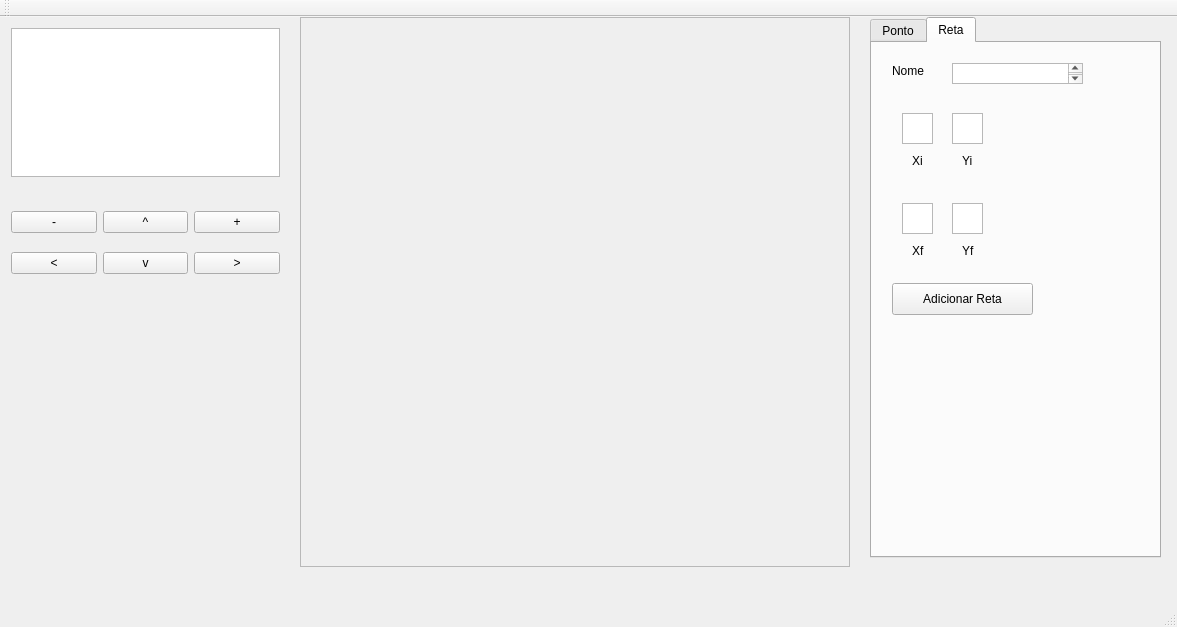
The window that mainWindow.ui (joaozeni/Trab1_CG_ClaudioJoao) describes before a commit, drawn with Qt 5.
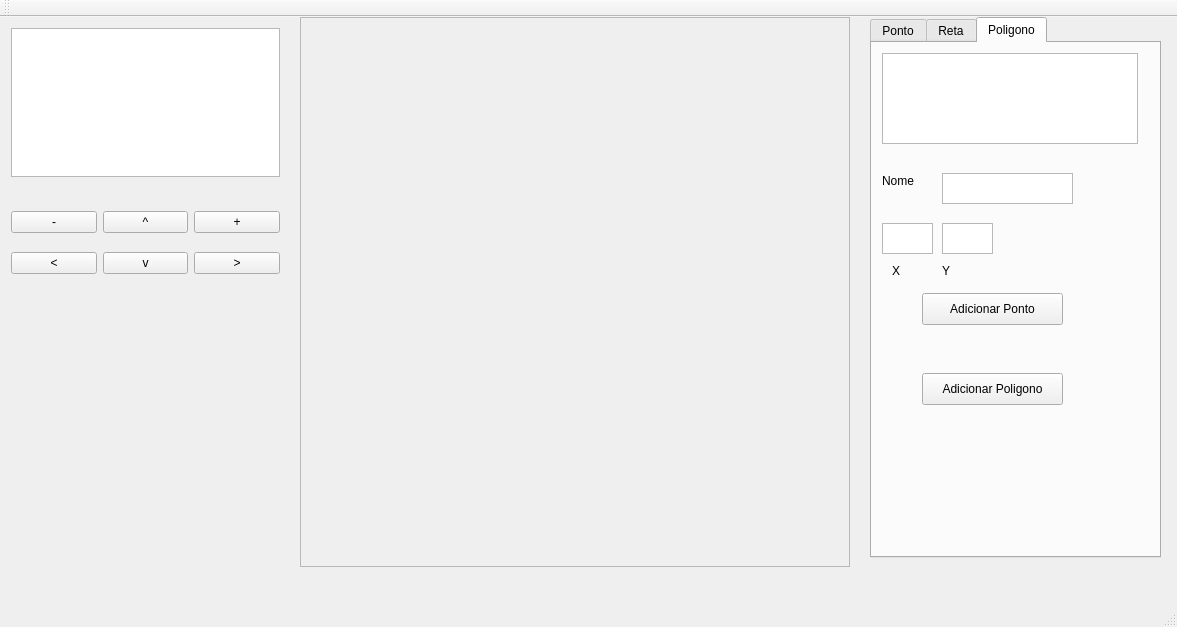
The same window after the commit. Custom widgets are drawn as their Qt base class.

The edit to the form file:
```diff
--- a/mainWindow.ui
+++ b/mainWindow.ui
@@ -119,7 +119,7 @@
      </rect>
     </property>
     <property name="currentIndex">
-     <number>1</number>
+     <number>2</number>
     </property>
     <widget class="QWidget" name="Ponto">
      <attribute name="title">
@@ -231,16 +231,16 @@
         <x>80</x>
         <y>20</y>
         <width>131</width>
-        <height>21</height>
+        <height>31</height>
        </rect>
       </property>
      </widget>
      <widget class="QPlainTextEdit" name="yiline">
       <property name="geometry">
        <rect>
-        <x>80</x>
+        <x>90</x>
         <y>70</y>
-        <width>31</width>
+        <width>51</width>
         <height>31</height>
        </rect>
       </property>
@@ -263,7 +263,7 @@
        <rect>
         <x>30</x>
         <y>70</y>
-        <width>31</width>
+        <width>51</width>
         <height>31</height>
        </rect>
       </property>
@@ -271,7 +271,7 @@
      <widget class="QLabel" name="label_9">
       <property name="geometry">
        <rect>
-        <x>90</x>
+        <x>100</x>
         <y>110</y>
         <width>16</width>
         <height>16</height>
@@ -284,9 +284,9 @@
      <widget class="QPlainTextEdit" name="yfline">
       <property name="geometry">
        <rect>
-        <x>80</x>
-        <y>160</y>
-        <width>31</width>
+        <x>90</x>
+        <y>130</y>
+        <width>51</width>
         <height>31</height>
        </rect>
       </property>
@@ -295,7 +295,7 @@
       <property name="geometry">
        <rect>
         <x>40</x>
-        <y>200</y>
+        <y>170</y>
         <width>16</width>
         <height>16</height>
        </rect>
@@ -308,8 +308,8 @@
       <property name="geometry">
        <rect>
         <x>30</x>
-        <y>160</y>
-        <width>31</width>
+        <y>130</y>
+        <width>51</width>
         <height>31</height>
        </rect>
       </property>
@@ -317,9 +317,9 @@
      <widget class="QLabel" name="label_11">
       <property name="geometry">
        <rect>
-        <x>90</x>
-        <y>200</y>
-        <width>16</width>
+        <x>100</x>
+        <y>170</y>
+        <width>21</width>
         <height>16</height>
        </rect>
       </property>
@@ -330,8 +330,8 @@
      <widget class="QPushButton" name="createline">
       <property name="geometry">
        <rect>
-        <x>20</x>
-        <y>240</y>
+        <x>60</x>
+        <y>220</y>
         <width>141</width>
         <height>32</height>
        </rect>
@@ -341,6 +341,116 @@
       </property>
      </widget>
     </widget>
+    <widget class="QWidget" name="polygon">
+     <attribute name="title">
+      <string>Poligono</string>
+     </attribute>
+     <widget class="QListView" name="polypointlist">
+      <property name="geometry">
+       <rect>
+        <x>10</x>
+        <y>10</y>
+        <width>256</width>
+        <height>91</height>
+       </rect>
+      </property>
+     </widget>
+     <widget class="QPlainTextEdit" name="polyxpoint">
+      <property name="geometry">
+       <rect>
+        <x>10</x>
+        <y>180</y>
+        <width>51</width>
+        <height>31</height>
+       </rect>
+      </property>
+     </widget>
+     <widget class="QLabel" name="label_4">
+      <property name="geometry">
+       <rect>
+        <x>10</x>
+        <y>130</y>
+        <width>59</width>
+        <height>16</height>
+       </rect>
+      </property>
+      <property name="text">
+       <string>Nome</string>
+      </property>
+     </widget>
+     <widget class="QPlainTextEdit" name="polyypoint">
+      <property name="geometry">
+       <rect>
+        <x>70</x>
+        <y>180</y>
+        <width>51</width>
+        <height>31</height>
+       </rect>
+      </property>
+     </widget>
+     <widget class="QPushButton" name="addpolypoint">
+      <property name="geometry">
+       <rect>
+        <x>50</x>
+        <y>250</y>
+        <width>141</width>
+        <height>32</height>
+       </rect>
+      </property>
+      <property name="text">
+       <string>Adicionar Ponto</string>
+      </property>
+     </widget>
+     <widget class="QPlainTextEdit" name="namepolygon">
+      <property name="geometry">
+       <rect>
+        <x>70</x>
+        <y>130</y>
+        <width>131</width>
+        <height>31</height>
+       </rect>
+      </property>
+     </widget>
+     <widget class="QLabel" name="label_5">
+      <property name="geometry">
+       <rect>
+        <x>20</x>
+        <y>220</y>
+        <width>16</width>
+        <height>16</height>
+       </rect>
+      </property>
+      <property name="text">
+       <string>X</string>
+      </property>
+     </widget>
+     <widget class="QLabel" name="label_6">
+      <property name="geometry">
+       <rect>
+        <x>70</x>
+        <y>220</y>
+        <width>16</width>
+        <height>16</height>
+       </rect>
+      </property>
+      <property name="text">
+       <string>Y</string>
+      </property>
+     </widget>
+     <widget class="QPushButton" name="createpoly">
+      <property name="geometry">
+       <rect>
+        <x>50</x>
+        <y>330</y>
+        <width>141</width>
+        <height>32</height>
+       </rect>
+      </property>
+      <property name="text">
+       <string>Adicionar Poligono</string>
+      </property>
+     </widget>
+    </widget>
    </widget>
   </widget>
   <widget class="QMenuBar" name="menuBar">
```
Left out of the diff: 12 changed lines with no effect on the pictures.
